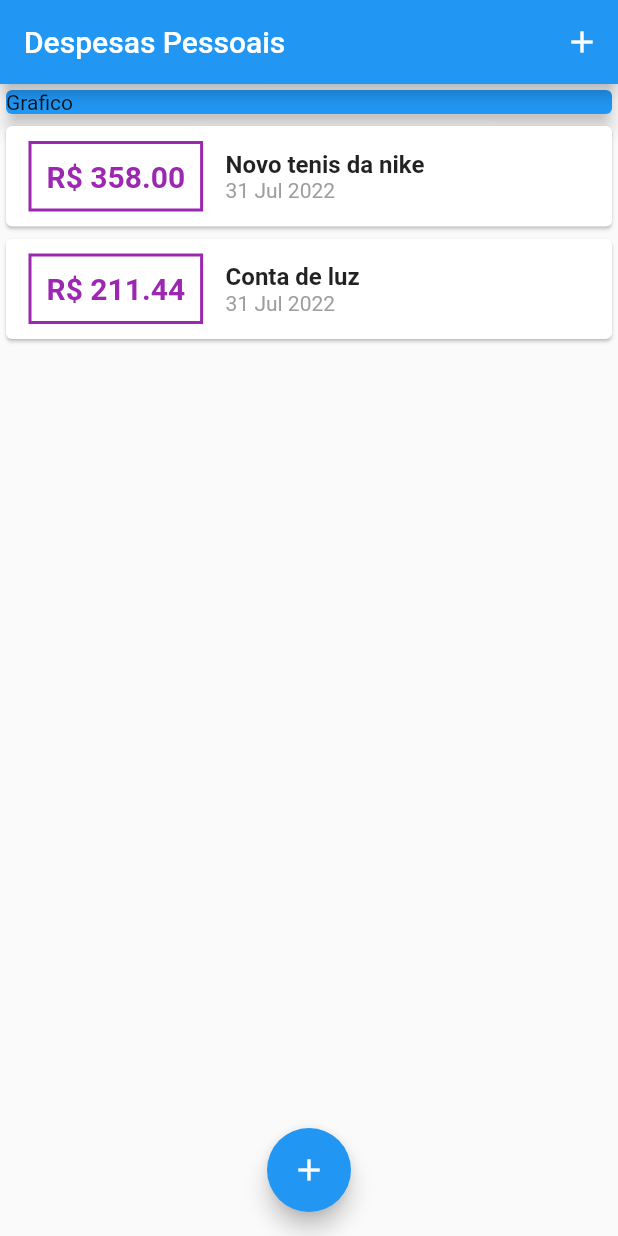
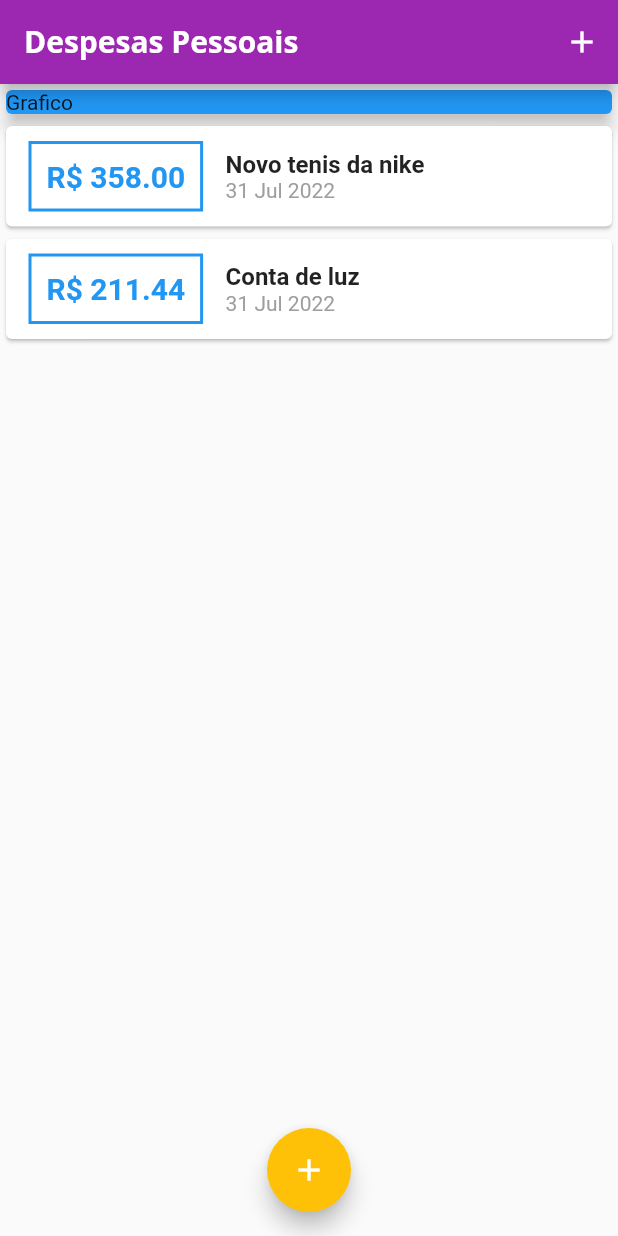
Before and after one commit to FabianoSouzaPereira/expenses, a Flutter app: the screen it shows after launch, on a phone screen of 412 x 824 dp. Run offline on Flutter 3.47's test engine with Material 2 defaults, Android fonts, the phone set to English and light mode, and no system bars.

Commit message:
add fonts

```diff
--- a/lib/components/transaction_list.dart
+++ b/lib/components/transaction_list.dart
@@ -25,16 +25,19 @@ class TransactionList extends StatelessWidget {
                   ),
                   decoration: BoxDecoration(
                     border: Border.all(
-                    color: Colors.purple,
+                      color: Theme.of(context).primaryColor,
                       width: 2,
-                  )),
+                    ),
+                  ),
                   padding: const EdgeInsets.all(10),
-                  child: Text('R\$ ${tr.value.toStringAsFixed(2)}',
-                      style: const TextStyle(
+                  child: Text(
+                    'R\$ ${tr.value.toStringAsFixed(2)}',
+                    style: TextStyle(
                       fontWeight: FontWeight.bold,
                       fontSize: 20,
-                        color: Colors.purple,
-                      )),
+                      color: Theme.of(context).primaryColor,
+                    ),
+                  ),
                 ),
                 Column(
                   crossAxisAlignment: CrossAxisAlignment.start,
@@ -55,8 +58,10 @@ class TransactionList extends StatelessWidget {
                   ],
                 )
               ],
-            ));
-          }),
+            ),
+          );
+        },
+      ),
     );
   }
 }
--- a/lib/main.dart
+++ b/lib/main.dart
@@ -12,7 +12,31 @@ class ExpensesApp extends StatelessWidget {
 
   @override
   Widget build(BuildContext context) {
-    return MaterialApp(home: MyHomePage());
+    final ThemeData tema = ThemeData();
+
+    return MaterialApp(
+        home: MyHomePage(),
+        theme: tema.copyWith(
+          colorScheme: tema.colorScheme.copyWith(
+            primary: Colors.purple,
+            secondary: Colors.amber,
+          ),
+          textTheme: tema.textTheme.copyWith(
+            headline6: const TextStyle(
+              fontFamily: 'OpenSans',
+              fontSize: 18,
+              fontWeight: FontWeight.bold,
+              color: Colors.black,
+            ),
+          ),
+          appBarTheme: const AppBarTheme(
+            titleTextStyle: TextStyle(
+              fontFamily: 'OpenSans',
+              fontSize: 20,
+              fontWeight: FontWeight.bold,
+            ),
+          ),
+        ));
   }
 }
 
@@ -45,6 +69,8 @@ class _MyHomePageState extends State<MyHomePage> {
     setState(() {
       _transactions.add(newTransaction);
     });
+
+    Navigator.of(context).pop();
   }
 
   _openTransactionFormModal(BuildContext context) {
```
Also changed, not shown: pubspec.yaml (+11 -6 lines), assets/fonts/OpenSans-Bold.ttf (added), assets/fonts/OpenSans-Regular.ttf (added), assets/fonts/Quicksand-Bold.ttf (added), assets/fonts/Quicksand-Light.ttf (added), assets/fonts/Quicksand-Medium.ttf (added), assets/fonts/Quicksand-Regular.ttf (added). Lines whose indentation alone changed are shown as unchanged.
